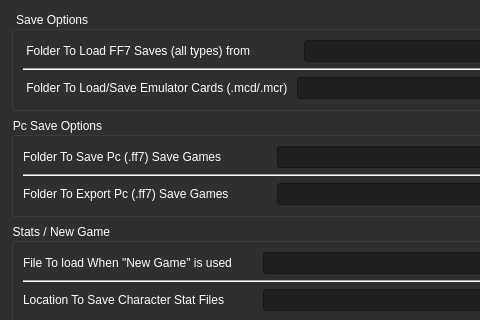
The window that options.ui (sithlord48/blackchocobo) describes before a commit, drawn with Qt 5; both pictures show x 0 to 480 and y 0 to 320 of the 576 by 480 pixel window.
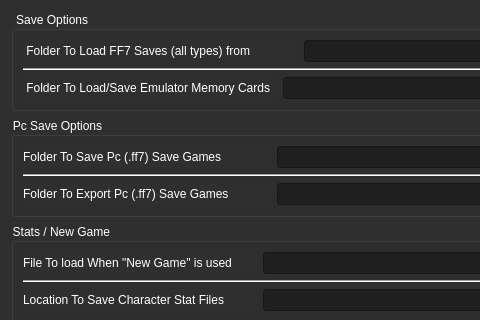
The same window after the commit. Icons and pictures are not drawn.

```diff
--- a/options.ui
+++ b/options.ui
@@ -7,7 +7,7 @@
     <x>0</x>
     <y>0</y>
     <width>556</width>
-    <height>460</height>
+    <height>466</height>
    </rect>
   </property>
   <property name="minimumSize">
@@ -169,7 +169,7 @@
         <item>
          <widget class="QLabel" name="label_2">
           <property name="text">
-           <string> Folder To Load/Save Emulator Cards (.mcd/.mcr) </string>
+           <string> Folder To Load/Save Emulator Memory Cards  </string>
           </property>
          </widget>
         </item>
```
